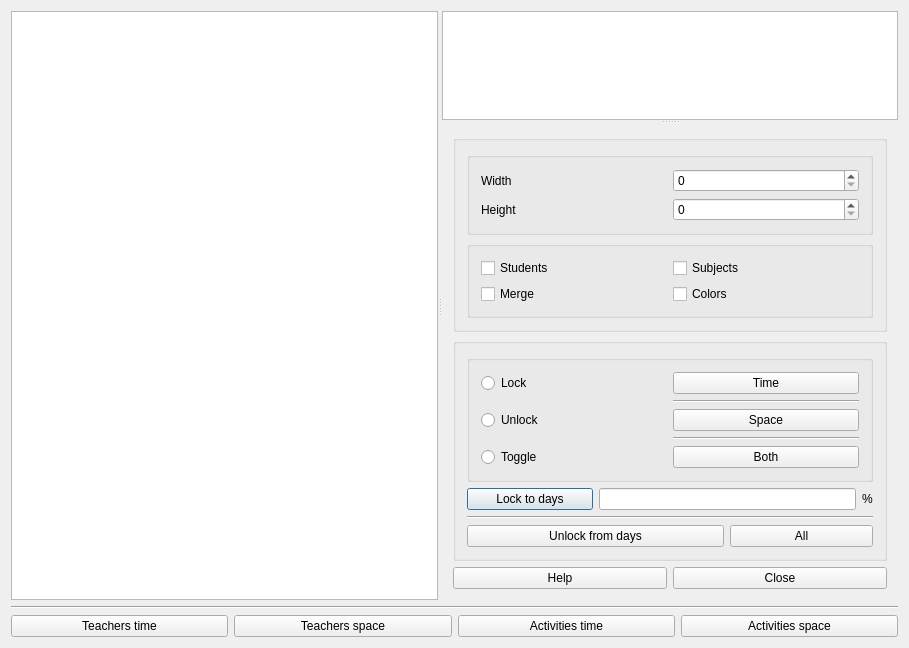
vonmecheln/fet, file fet/src/interface/timetableviewteacherstimehorizontalform_template.ui: the form before one commit.
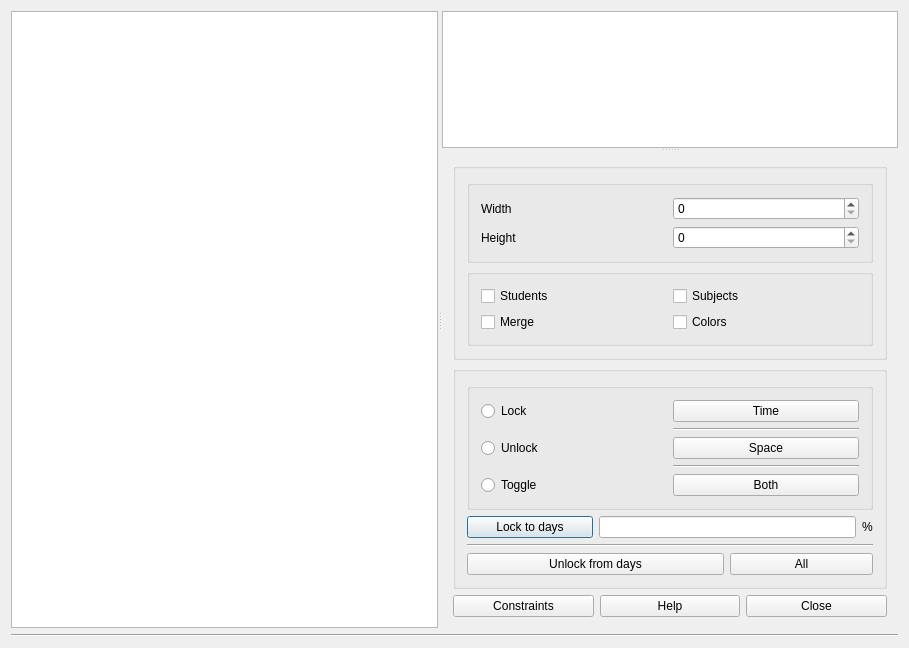
The form after the commit.

Patch:
```diff
--- a/fet/src/interface/timetableviewteacherstimehorizontalform_template.ui
+++ b/fet/src/interface/timetableviewteacherstimehorizontalform_template.ui
@@ -14,6 +14,13 @@
    <string extracomment="Title of dialog to view the teachers timetable">View teachers time horizontal timetable</string>
   </property>
   <layout class="QGridLayout" name="gridLayout_5">
+   <item row="1" column="0">
+    <widget class="Line" name="line_3">
+     <property name="orientation">
+      <enum>Qt::Horizontal</enum>
+     </property>
+    </widget>
+   </item>
    <item row="0" column="0">
     <widget class="QSplitter" name="horizontalSplitter">
      <property name="orientation">
@@ -233,6 +240,13 @@
         </item>
         <item>
          <layout class="QHBoxLayout" name="horizontalLayout_2">
+          <item>
+           <widget class="QPushButton" name="constraintsPushButton">
+            <property name="text">
+             <string>Constraints</string>
+            </property>
+           </widget>
+          </item>
           <item>
            <widget class="QPushButton" name="helpPushButton">
             <property name="text">
@@ -254,45 +268,6 @@
      </widget>
     </widget>
    </item>
-   <item row="2" column="0">
-    <layout class="QHBoxLayout" name="horizontalLayout_5">
-     <item>
-      <widget class="QPushButton" name="teachersTimePushButton">
-       <property name="text">
-        <string comment="View/edit the selected teachers' time constraints">Teachers time</string>
-       </property>
-      </widget>
-     </item>
-     <item>
-      <widget class="QPushButton" name="teachersSpacePushButton">
-       <property name="text">
-        <string comment="View/edit the selected teachers' space constraints">Teachers space</string>
-       </property>
-      </widget>
-     </item>
-     <item>
-      <widget class="QPushButton" name="activitiesTimePushButton">
-       <property name="text">
-        <string comment="View/edit the selected activities' time constraints">Activities time</string>
-       </property>
-      </widget>
-     </item>
-     <item>
-      <widget class="QPushButton" name="activitiesSpacePushButton">
-       <property name="text">
-        <string comment="View/edit the selected activities' space constraints">Activities space</string>
-       </property>
-      </widget>
-     </item>
-    </layout>
-   </item>
-   <item row="1" column="0">
-    <widget class="Line" name="line_3">
-     <property name="orientation">
-      <enum>Qt::Horizontal</enum>
-     </property>
-    </widget>
-   </item>
   </layout>
  </widget>
  <layoutdefault spacing="6" margin="11"/>
```
